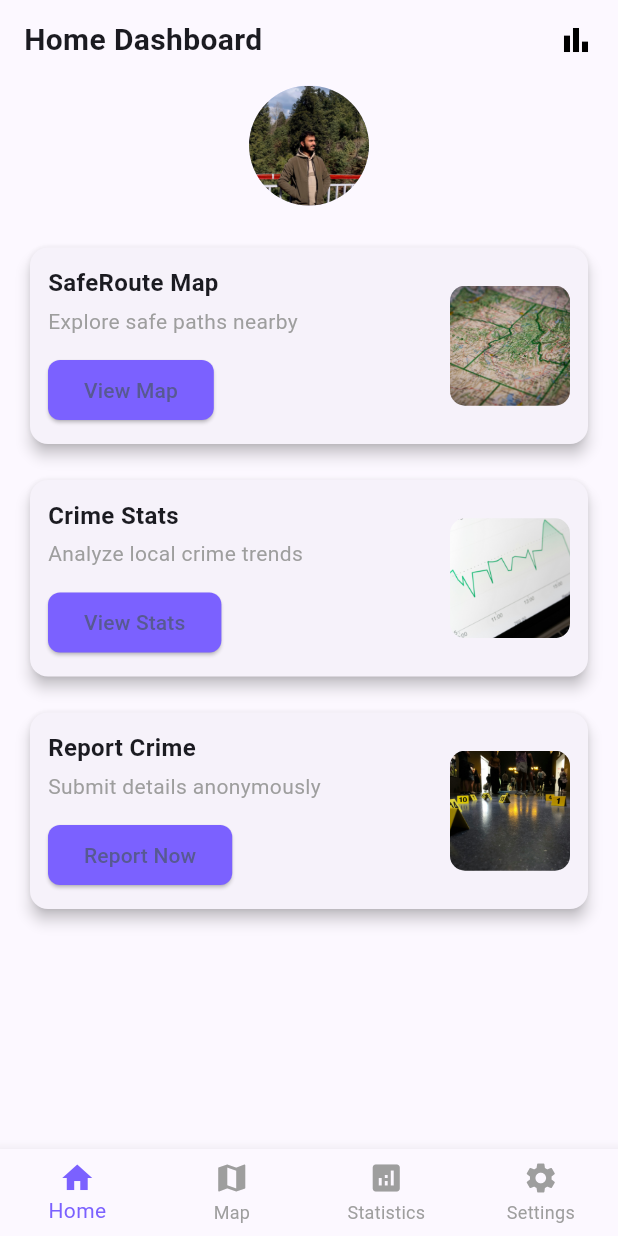
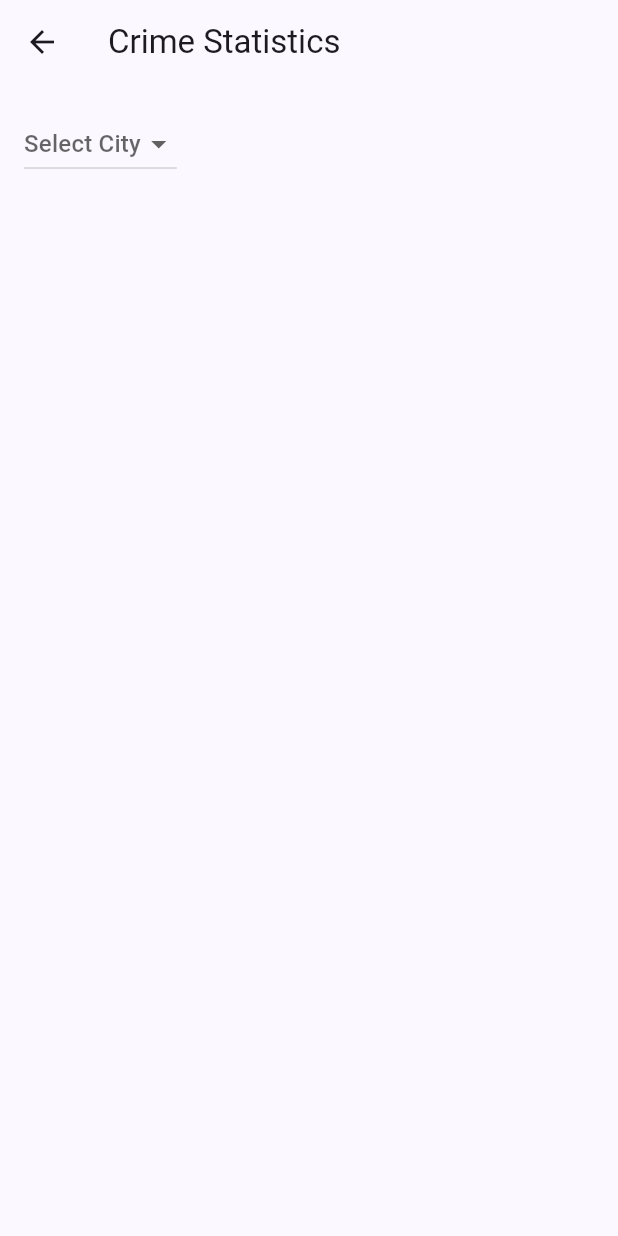
Before and after one commit to Shayan054/SafeRoute-Project, a Flutter app: the HomeDashboard screen opened by its route, after a tap on "View Stats", on a phone screen of 412 x 824 dp. Run offline on Flutter 3.47's test engine with Material 3 defaults, Android fonts, the phone set to English and light mode, and no system bars; our stand-ins replace cloud_firestore, firebase_core, fl_chart; accounts and stored records are empty.

Commit message:
Crime statistic page (pie chart)

```diff
--- /dev/null
+++ b/saferoute/lib/services/firestore_service.dart
@@ -0,0 +1,27 @@
+// lib/services/firestore_service.dart
+import 'package:cloud_firestore/cloud_firestore.dart';
+
+class FirestoreService {
+  final FirebaseFirestore _firestore = FirebaseFirestore.instance;
+
+  Future<Map<String, int>> getCrimeStatsByCity(String city) async {
+    try {
+      final snapshot = await _firestore
+          .collection('firestore_crime')
+          .where('city', isEqualTo: city)
+          .get();
+
+      Map<String, int> crimeCounts = {};
+
+      for (var doc in snapshot.docs) {
+        String crimeType = doc['crime_type'];
+        crimeCounts[crimeType] = (crimeCounts[crimeType] ?? 0) + 1;
+      }
+
+      return crimeCounts;
+    } catch (e) {
+      print('Error getting crime stats: $e');
+      return {};
+    }
+  }
+}
--- /dev/null
+++ b/saferoute/lib/ui/screens/crime_statistics_page.dart
@@ -0,0 +1,85 @@
+// lib/screens/crime_statistics_page.dart
+import 'package:flutter/material.dart';
+import '../../services/firestore_service.dart';
+import 'package:fl_chart/fl_chart.dart';
+
+class CrimeStatisticsPage extends StatefulWidget {
+  const CrimeStatisticsPage({Key? key}) : super(key: key);
+
+  @override
+  State<CrimeStatisticsPage> createState() => _CrimeStatisticsPageState();
+}
+
+class _CrimeStatisticsPageState extends State<CrimeStatisticsPage> {
+  String? selectedCity;
+  Map<String, int> crimeStats = {};
+  bool isLoading = false;
+
+  final List<String> cities = ['Lahore', 'Karachi', 'Islamabad'];
+
+  @override
+  Widget build(BuildContext context) {
+    return Scaffold(
+      appBar: AppBar(title: const Text('Crime Statistics')),
+      body: Padding(
+        padding: const EdgeInsets.all(16.0),
+        child: Column(
+          children: [
+            DropdownButton<String>(
+              value: selectedCity,
+              hint: const Text('Select City'),
+              items: cities.map((city) {
+                return DropdownMenuItem(
+                  value: city,
+                  child: Text(city),
+                );
+              }).toList(),
+              onChanged: (value) async {
+                setState(() {
+                  selectedCity = value;
+                  isLoading = true;
+                });
+                final stats = await FirestoreService().getCrimeStatsByCity(value!);
+                setState(() {
+                  crimeStats = stats;
+                  isLoading = false;
+                });
+              },
+            ),
+            const SizedBox(height: 20),
+            if (isLoading)
+              const CircularProgressIndicator()
+            else if (crimeStats.isNotEmpty)
+              Expanded(child: _buildPieChart())
+            else if (selectedCity != null)
+              const Text("No data available for selected city."),
+          ],
+        ),
+      ),
+    );
+  }
+
+  Widget _buildPieChart() {
+    final total = crimeStats.values.fold(0, (sum, val) => sum + val);
+    final colors = [Colors.red, Colors.blue, Colors.green, Colors.orange];
+
+    return PieChart(
+      PieChartData(
+        sections: crimeStats.entries.toList().asMap().entries.map((entry) {
+          final index = entry.key;
+          final type = entry.value.key;
+          final count = entry.value.value;
+          final percentage = ((count / total) * 100).toStringAsFixed(1);
+
+          return PieChartSectionData(
+            color: colors[index % colors.length],
+            value: count.toDouble(),
+            title: "$type\n$percentage%",
+            radius: 100,
+            titleStyle: const TextStyle(fontSize: 14, fontWeight: FontWeight.bold),
+          );
+        }).toList(),
+      ),
+    );
+  }
+}
--- a/saferoute/lib/ui/screens/home_dashboard.dart
+++ b/saferoute/lib/ui/screens/home_dashboard.dart
@@ -1,6 +1,7 @@
 import 'package:flutter/material.dart';
 import '../widgets/dashboard_card.dart';
 import '../constants/colors.dart';
+import 'crime_statistics_page.dart';
 
 class HomeDashboard extends StatelessWidget {
   const HomeDashboard({super.key});
@@ -29,7 +30,7 @@ class HomeDashboard extends StatelessWidget {
                 imagePath: "assets/images/map.jpg",
                 buttonText: "View Map",
                 onPressed: () {
-                  // Navigate to map screen
+                  // TODO: Navigate to map screen
                 },
               ),
               const SizedBox(height: 16),
@@ -39,7 +40,12 @@ class HomeDashboard extends StatelessWidget {
                 imagePath: "assets/images/stats.jpg",
                 buttonText: "View Stats",
                 onPressed: () {
-                  // Navigate to stats screen
+                  Navigator.push(
+                    context,
+                    MaterialPageRoute(
+                      builder: (context) => const CrimeStatisticsPage(),
+                    ),
+                  );
                 },
               ),
               const SizedBox(height: 16),
--- a/saferoute/pubspec.yaml
+++ b/saferoute/pubspec.yaml
@@ -34,7 +34,9 @@ dependencies:
   # The following adds the Cupertino Icons font to your application.
   # Use with the CupertinoIcons class for iOS style icons.
   cupertino_icons: ^1.0.8
-  firebase_core: ^3.13.0
+  firebase_core: ^2.24.2
+  cloud_firestore: ^4.17.5
+  fl_chart: ^0.71.0
 
 dev_dependencies:
   flutter_test:
```
Also changed, not shown: saferoute/pubspec.lock, 135 other files.
